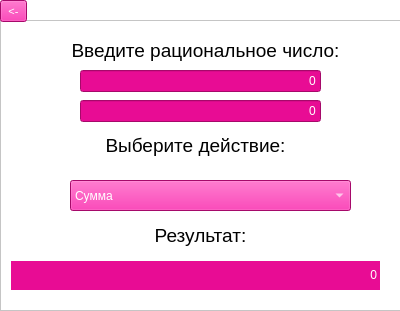
Qt form gui/uis/Q_modules_Window_2.ui (KirsonBrz/DM_colloquium_2019) before a commit.
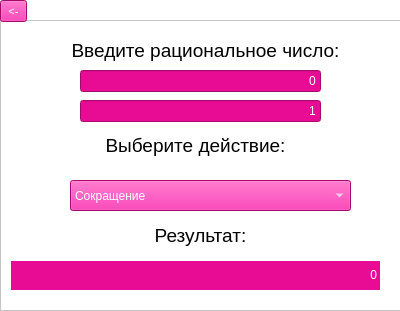
The same form after that commit.

```diff
--- a/gui/uis/Q_modules_Window_2.ui
+++ b/gui/uis/Q_modules_Window_2.ui
@@ -99,7 +99,7 @@
     </property>
     <item>
      <property name="text">
-      <string>Сумма</string>
+      <string>Сокращение</string>
      </property>
     </item>
     <item>
@@ -201,7 +201,7 @@
      <string notr="true">color: white; background-color: #E80C94;</string>
     </property>
     <property name="text">
-     <string>0</string>
+     <string>1</string>
     </property>
     <property name="alignment">
      <set>Qt::AlignRight|Qt::AlignTrailing|Qt::AlignVCenter</set>
```
Left out of the diff: 23 changed lines with no effect on the pictures.
